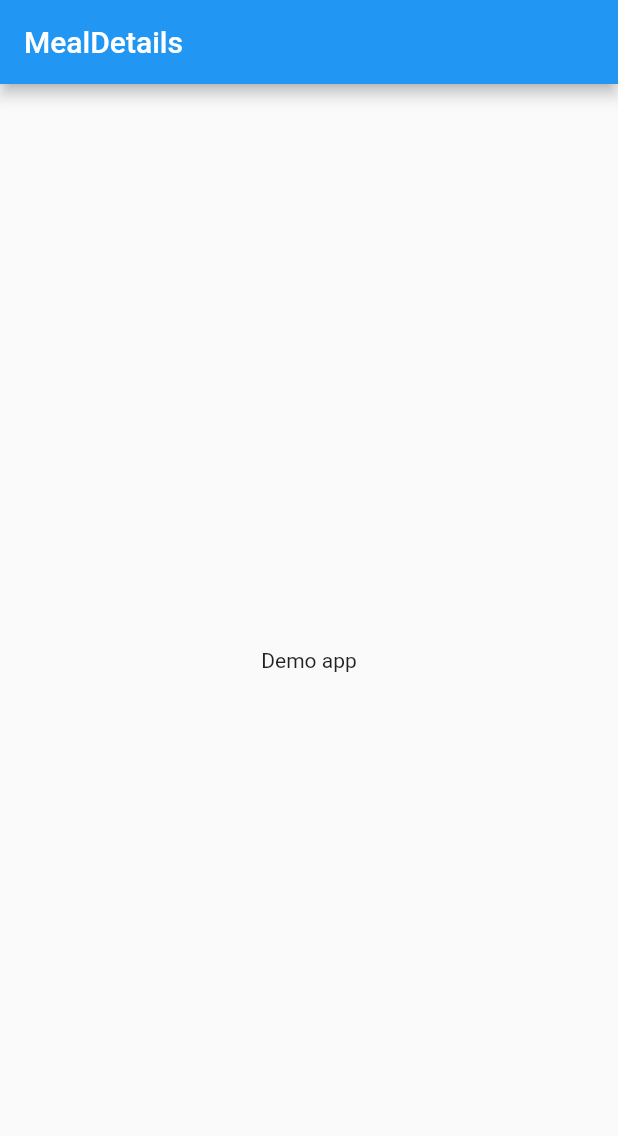
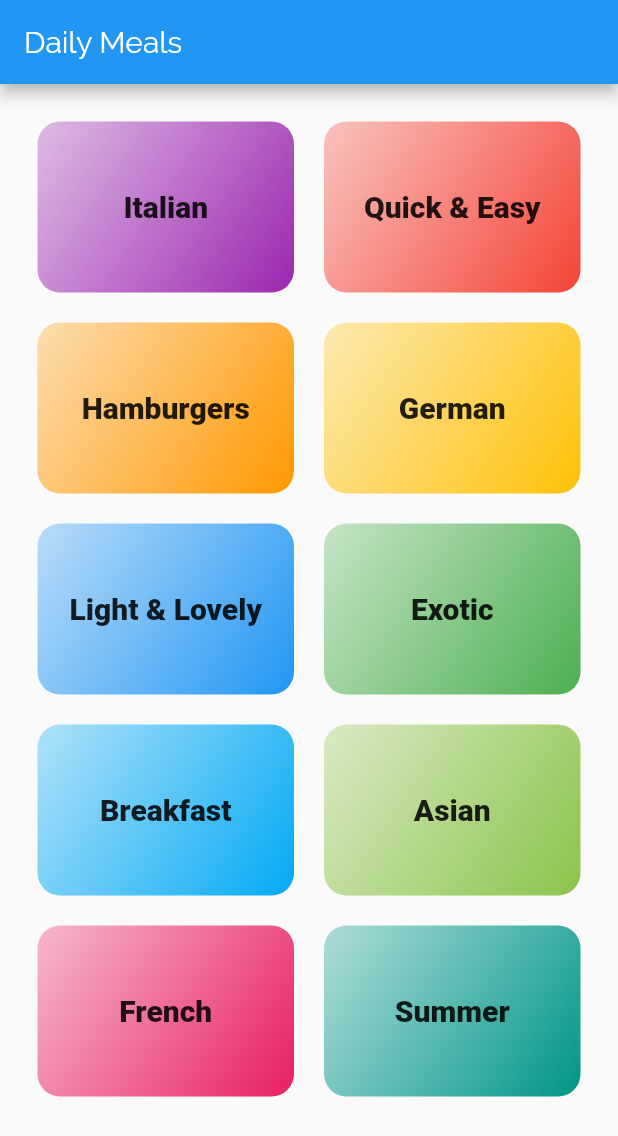
Before and after one commit to sunilkr123/Fluter-Basic-MorethanOneScreen-MealsApp, a Flutter app: the screen it shows after launch, on a phone screen of 412 x 824 dp. Shown: the top 1136 px of the screen. Run offline on Flutter 3.47's test engine with Material 2 defaults, Android fonts, the phone set to English and light mode, and no system bars; Roboto replaces fonts that are missing (RoboCondensed).

Commit message:
grid view with navigation to other screen

```diff
--- /dev/null
+++ b/lib/Models/category.dart
@@ -0,0 +1,8 @@
+import 'package:flutter/material.dart';
+
+class Category {
+  final String id;
+  final String title;
+  final Color color;
+  const Category({ required this.id, required this.title, this.color = Colors.orange});
+}
--- /dev/null
+++ b/lib/Models/dummy_data.dart
@@ -0,0 +1,55 @@
+import 'package:flutter/material.dart';
+import './category.dart';
+
+const DUMMY_CATEGORIES = const [
+  Category(
+    id: 'c1',
+    title: 'Italian',
+    color: Colors.purple,
+  ),
+  Category(
+    id: 'c2',
+    title: 'Quick & Easy',
+    color: Colors.red,
+  ),
+  Category(
+    id: 'c3',
+    title: 'Hamburgers',
+    color: Colors.orange,
+  ),
+  Category(
+    id: 'c4',
+    title: 'German',
+    color: Colors.amber,
+  ),
+  Category(
+    id: 'c5',
+    title: 'Light & Lovely',
+    color: Colors.blue,
+  ),
+  Category(
+    id: 'c6',
+    title: 'Exotic',
+    color: Colors.green,
+  ),
+  Category(
+    id: 'c7',
+    title: 'Breakfast',
+    color: Colors.lightBlue,
+  ),
+  Category(
+    id: 'c8',
+    title: 'Asian',
+    color: Colors.lightGreen,
+  ),
+  Category(
+    id: 'c9',
+    title: 'French',
+    color: Colors.pink,
+  ),
+  Category(
+    id: 'c10',
+    title: 'Summer',
+    color: Colors.teal,
+  ),
+];
--- /dev/null
+++ b/lib/category_item.dart
@@ -0,0 +1,39 @@
+import 'package:flutter/material.dart';
+import 'package:more_than_one_screen/category_meals_screen.dart';
+
+class CategoryItem extends StatelessWidget {
+  final String id;
+  final String title;
+  final Color color;
+
+  CategoryItem(this.id,this.title, this.color);
+
+  void selectCategory(BuildContext ctx){
+    Navigator.of(ctx).push(MaterialPageRoute(builder: (_){
+      return CategoryMealScreen(title,id);
+    }));
+  }
+
+  @override
+  Widget build(BuildContext context) {
+    return InkWell(
+      onTap: () => selectCategory(context),
+      splashColor: Theme.of(context).primaryColor,
+      borderRadius: BorderRadius.circular(15),
+      child: Container(
+        padding: EdgeInsets.all(10),
+        child: Center(
+          child: Text(
+            title,
+            style: TextStyle(fontFamily: 'RoboCondensed',fontWeight: FontWeight.w800,fontSize: 20,),
+            textAlign: TextAlign.center,),
+        ),
+        decoration: BoxDecoration(
+            gradient:LinearGradient(colors: [color.withOpacity(.3),color,],
+            begin: Alignment.topLeft, end: Alignment.bottomRight),
+          borderRadius: BorderRadius.circular(15),
+          ),
+      ),
+    );
+  }
+}
--- /dev/null
+++ b/lib/category_meals_screen.dart
@@ -0,0 +1,13 @@
+import 'package:flutter/material.dart';
+
+class CategoryMealScreen extends StatelessWidget {
+  final String id;
+  final String title;
+  CategoryMealScreen(this.title, this.id);
+
+  @override
+  Widget build(BuildContext context) {
+     return Scaffold(appBar: AppBar(title: Text(title),),
+    body: Center(child: Text('Meals details screens here'),),);
+  }
+}
--- /dev/null
+++ b/lib/category_screen.dart
@@ -0,0 +1,21 @@
+import 'package:flutter/material.dart';
+import 'package:more_than_one_screen/Models/dummy_data.dart';
+import 'package:more_than_one_screen/category_item.dart';
+
+class CategoryScreen extends StatelessWidget {
+  @override
+  Widget build(BuildContext context) {
+     return Scaffold(
+       appBar: AppBar(title: Text('Daily Meals'),),
+       body: GridView(
+           padding: EdgeInsets.all(25),
+           children: DUMMY_CATEGORIES.map((catData) => CategoryItem(catData.id,catData.title, catData.color)).toList(),
+           gridDelegate:  SliverGridDelegateWithMaxCrossAxisExtent(
+             maxCrossAxisExtent: 200,//for the maximum lenth of width of grid
+             childAspectRatio: 3/2,//ration of the gril for height and width
+             crossAxisSpacing: 20,//horizontal spacing from other item of grid
+             mainAxisSpacing: 20,//vertical spacing from other item
+           )),
+     );
+  }
+}
--- a/lib/main.dart
+++ b/lib/main.dart
@@ -1,29 +1,71 @@
 import 'package:flutter/material.dart';
+import './category_screen.dart';
 
 void main() {
-  runApp( MyApp());
+  runApp(MyApp());
 }
 
 class MyApp extends StatelessWidget {
   @override
   Widget build(BuildContext context) {
-     return MaterialApp(
+    return MaterialApp(
       title: 'MealDetails',
-      theme: ThemeData(primarySwatch: Colors.blue),
-      home:MyHomePage() ,
+      theme: ThemeData(
+          primarySwatch: Colors.blue,
+          accentColor: Colors.amber,
+      //    canvasColor: Color.fromARGB(255, 254, 229, 1),
+          fontFamily: 'Raleway',
+          // textTheme: ThemeData.light().textTheme.copyWith(
+          //     bodyText1: TextStyle(color: Color.fromARGB(20, 51, 51, 1)),
+          //     bodyText2: TextStyle(color: Color.fromARGB(20, 51, 51, 1)),
+          //     titleMedium: TextStyle(fontFamily: 'RobotoCondensed', fontSize: 24),
+          //     labelSmall: TextStyle(fontFamily: 'RobotoCondensed', fontSize: 24),
+          //     labelMedium: TextStyle(fontFamily: 'RobotoCondensed', fontSize: 24),
+          //     labelLarge: TextStyle(fontFamily: 'RobotoCondensed', fontSize: 24),
+          //     bodySmall: TextStyle(fontFamily: 'RobotoCondensed', fontSize: 24),
+          //     bodyMedium: TextStyle(fontFamily: 'RobotoCondensed', fontSize: 24),
+          //     bodyLarge: TextStyle(fontFamily: 'RobotoCondensed', fontSize: 24),
+          //     titleSmall: TextStyle(fontFamily: 'RobotoCondensed', fontSize: 24),
+          //     displayLarge: TextStyle(fontFamily: 'RobotoCondensed', fontSize: 24),
+          //     displayMedium: TextStyle(fontFamily: 'RobotoCondensed', fontSize: 24),
+          //     displaySmall: TextStyle(fontFamily: 'RobotoCondensed', fontSize: 24),
+          //     headlineLarge: TextStyle(fontFamily: 'RobotoCondensed', fontSize: 24),
+          //     headlineMedium: TextStyle(fontFamily: 'RobotoCondensed', fontSize: 24),
+          //     headlineSmall: TextStyle(fontFamily: 'RobotoCondensed', fontSize: 24),
+          //     titleLarge: TextStyle(fontFamily: 'RobotoCondensed', fontSize: 24),
+          //     )
+      ),
+      home: CategoryScreen(),
     );
   }
 }
+/*
+*     displayLarge: displayLarge?.merge(other.displayLarge) ?? other.displayLarge,
+      displayMedium: displayMedium?.merge(other.displayMedium) ?? other.displayMedium,
+      displaySmall: displaySmall?.merge(other.displaySmall) ?? other.displaySmall,
+      headlineLarge: headlineLarge?.merge(other.headlineLarge) ?? other.headlineLarge,
+      headlineMedium: headlineMedium?.merge(other.headlineMedium) ?? other.headlineMedium,
+      headlineSmall: headlineSmall?.merge(other.headlineSmall) ?? other.headlineSmall,
+      titleLarge: titleLarge?.merge(other.titleLarge) ?? other.titleLarge,
+      titleMedium: titleMedium?.merge(other.titleMedium) ?? other.titleMedium,
 
-class MyHomePage extends StatefulWidget {
-  @override
-  State<MyHomePage> createState() => _MyHomePageState();
-}
 
-class _MyHomePageState extends State<MyHomePage> {
-  @override
-  Widget build(BuildContext context) {
-     return Scaffold(appBar: AppBar(title: Text('MealDetails'),),
-     body: Center(child: Text('Demo app'),),);
-  }
-}
+
+      *
+      bodySmall: bodySmall?.merge(other.bodySmall) ?? other.bodySmall,
+      labelLarge: labelLarge?.merge(other.labelLarge) ?? other.labelLarge,
+      labelMedium: labelMedium?.merge(other.labelMedium) ?? other.labelMedium,
+      labelSmall: labelSmall?.merge(other.labelSmall) ?? other.labelSmall
+* */
+// class MyHomePage extends StatefulWidget {
+//   @override
+//   State<MyHomePage> createState() => _MyHomePageState();
+// }
+//
+// class _MyHomePageState extends State<MyHomePage> {
+//   @override
+//   Widget build(BuildContext context) {
+//      return Scaffold(appBar: AppBar(title: Text('MealDetails'),),
+//      body: Center(child: Text('Demo app'),),);
+//   }
+// }
```
Also changed, not shown: pubspec.yaml (+17 -6 lines), assets/fonts/Raleway-Black.ttf (added), assets/fonts/Raleway-Bold.ttf (added), assets/fonts/Raleway-Regular.ttf (added), assets/fonts/RobotoCondensed-Bold.ttf (added), assets/fonts/RobotoCondensed-Italic.ttf (added), assets/fonts/RobotoCondensed-Light.ttf (added), assets/fonts/RobotoCondensed-Regular.ttf (added), 1 other file.
